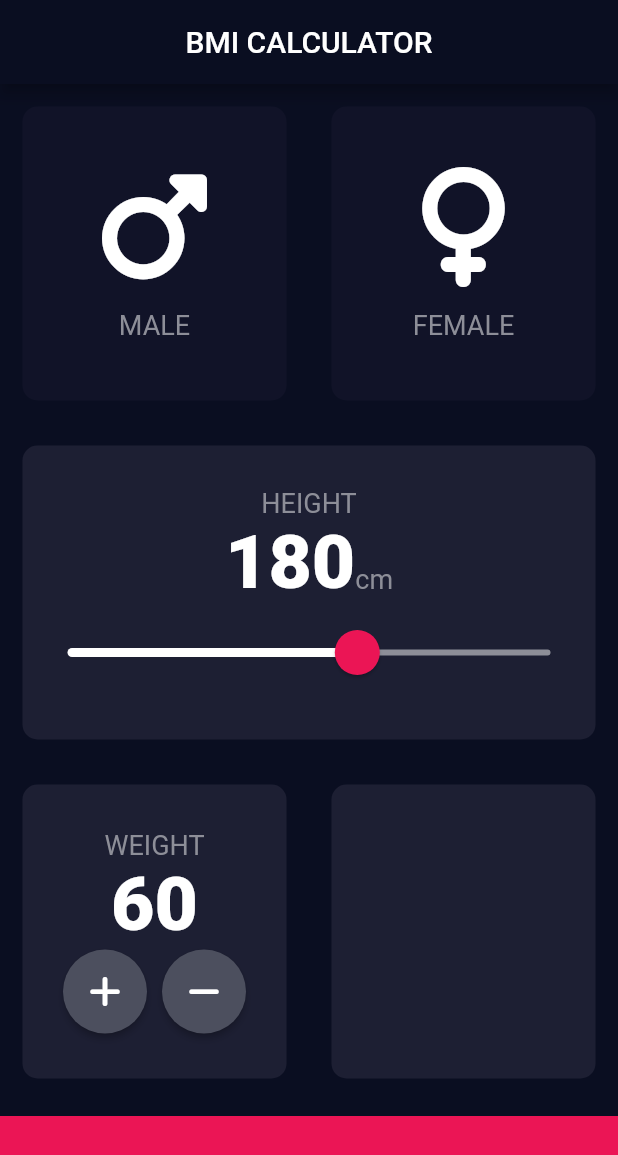
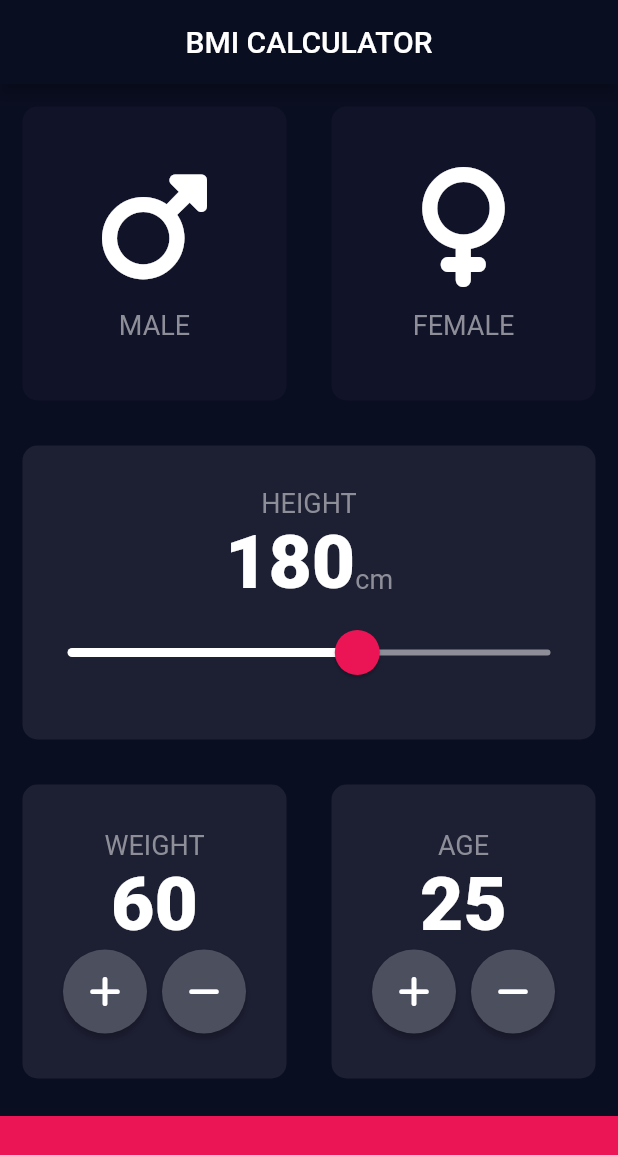
Before and after one commit to yukilaurentiu/bmi_flutter, a Flutter app: the screen it shows after launch, on a phone screen of 412 x 824 dp. Shown: the top 1155 px of the screen. Run offline on Flutter 3.47's test engine with Material 2 defaults, Android fonts, the phone set to English and light mode, and no system bars; our stand-ins replace font_awesome_flutter.

Commit message:
added age card

```diff
--- a/lib/input_page.dart
+++ b/lib/input_page.dart
@@ -19,6 +19,7 @@ class _InputPageState extends State<InputPage> {
   GenderType? selectedGender;
   int height = 180;
   int weight = 60;
+  int age = 25;
 
   // void updateColor(GenderType gender){
   //   gender == GenderType.male ? maleColor = basicColor : maleColor = inactiveColor;
@@ -143,25 +144,24 @@ class _InputPageState extends State<InputPage> {
                         weight.toString(),
                         style: cardTextStyle,
                       ),
-                      Row(mainAxisAlignment: MainAxisAlignment.center,
+                      Row(
+                        mainAxisAlignment: MainAxisAlignment.center,
                         children: [
                           RoundIconButton(
                               icon: FontAwesomeIcons.plus,
-                            onTap: (){
+                              onTap: () {
                                 setState(() {
                                   weight++;
                                 });
-                            }
-                          ),
+                              }),
                           const SizedBox(width: 10.0),
                           RoundIconButton(
                               icon: FontAwesomeIcons.minus,
-                            onTap: (){
+                              onTap: () {
                                 setState(() {
                                   weight--;
                                 });
-                            }
-                          ),
+                              }),
                         ],
                       )
                     ],
@@ -169,8 +169,47 @@ class _InputPageState extends State<InputPage> {
                 ),
               ),
               Expanded(
+                child: Row(
+                  children: [
+                    Expanded(
                       child: ReusableCard(
                         color: basicColor,
+                        cardChild: Column(
+                          mainAxisAlignment: MainAxisAlignment.center,
+                          children: <Widget>[
+                            const Text(
+                              'AGE',
+                              style: labelTextStyle,
+                            ),
+                            Text(
+                              age.toString(),
+                              style: cardTextStyle,
+                            ),
+                            Row(
+                              mainAxisAlignment: MainAxisAlignment.center,
+                              children: <Widget>[
+                                RoundIconButton(
+                                    icon: FontAwesomeIcons.plus,
+                                    onTap: () {
+                                      setState(() {
+                                        age--;
+                                      });
+                                    }),
+                                const SizedBox(width: 10.0),
+                                RoundIconButton(
+                                    icon: FontAwesomeIcons.minus,
+                                    onTap: () {
+                                      setState(() {
+                                        age--;
+                                      });
+                                    }),
+                              ],
+                            )
+                          ],
+                        ),
+                      ),
+                    ),
+                  ],
                 ),
               ),
             ],
```
Lines whose indentation alone changed are shown as unchanged.
